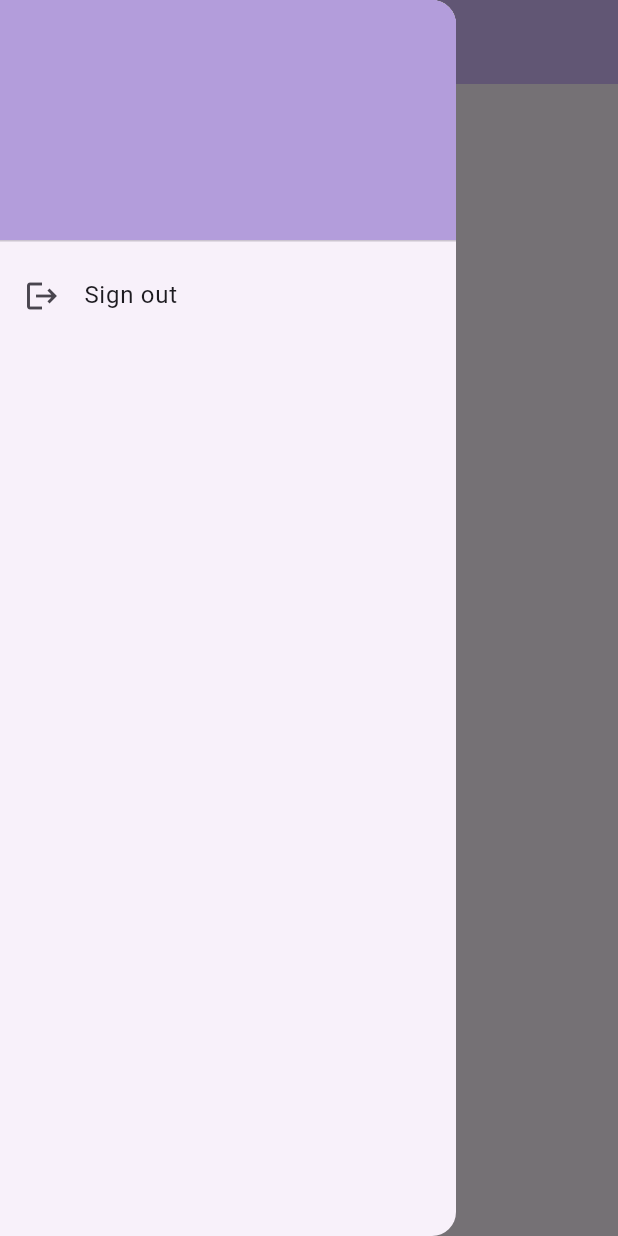
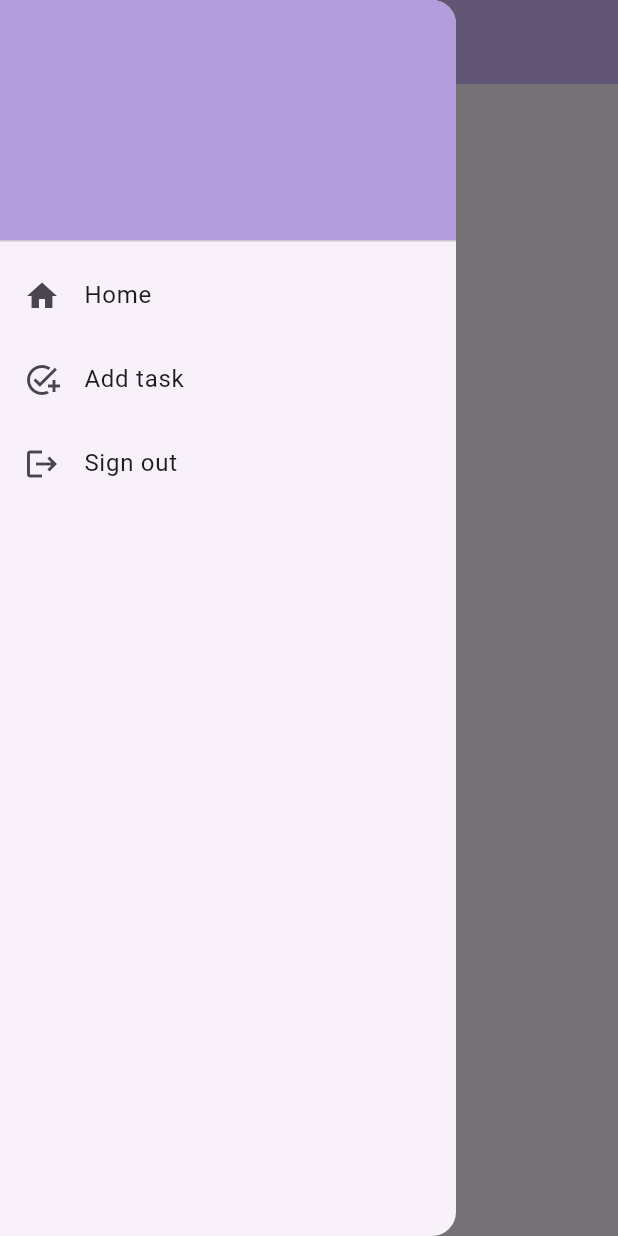
Before and after one commit to IvanR2468/5N6-AppMobileAvancee-TP3-Firebase, a Flutter app: the Home screen opened directly, with the side drawer open, on a phone screen of 412 x 824 dp. Run offline on Flutter 3.47's test engine with Material 3 defaults, Android fonts, the phone set to English and light mode, and no system bars; our stand-ins replace cloud_firestore, firebase_auth, firebase_core, google_sign_in, sign_in_button; accounts and stored records are empty.

```diff
--- /dev/null
+++ b/flutterPathForAndroid.txt
@@ -0,0 +1 @@
+flutter.sdk=C:\\Users\\1651537\\Desktop\\flutter
--- a/task_manager_firebase/lib/widgets/drawerWidget.dart
+++ b/task_manager_firebase/lib/widgets/drawerWidget.dart
@@ -1,6 +1,8 @@
 import 'package:firebase_auth/firebase_auth.dart';
 import 'package:flutter/material.dart';
 import 'package:google_sign_in/google_sign_in.dart';
+import 'package:task_manager_firebase/pages/create.dart';
+import 'package:task_manager_firebase/pages/home.dart';
 import 'package:task_manager_firebase/pages/sign_in.dart';
 
 import '../generated/l10n.dart';
@@ -17,37 +19,28 @@ class drawerWidget extends StatelessWidget {
 
     return Drawer(
       child: ListView(
-        children:  [
+        children: [
           DrawerHeader(
-              decoration: BoxDecoration(
-                  color: Colors.deepPurple[200]
-              ),
-              child: (email == null) ? const Text('') : Text(email)
+              decoration: BoxDecoration(color: Colors.deepPurple[200]),
+              child: (email == null) ? const Text('') : Text(email)),
+          ListTile(
+            leading: const Icon(Icons.home),
+            title: Text(S.of(context).home),
+            onTap: () {
+              // Update the state of the app.
+              Navigator.of(context)
+                  .push(MaterialPageRoute(builder: (context) => const Home()));
+            },
           ),
-          // ListTile(
-          //   leading: const Icon(Icons.home),
-          //   title: Text(S.of(context).home),
-          //   onTap: () {
-          //     // Update the state of the app.
-          //     Navigator.of(context).push(
-          //         MaterialPageRoute(
-          //             builder: (context) => const EcranAccueil()
-          //         )
-          //     );
-          //   },
-          // ),
-          // ListTile(
-          //   leading: const Icon(Icons.add_task),
-          //   title: Text(S.of(context).addTask),
-          //   onTap: () {
-          //     // Update the state of the app.
-          //     Navigator.of(context).push(
-          //         MaterialPageRoute(
-          //             builder: (context) => const EcranCreation()
-          //         )
-          //     );
-          //   },
-          // ),
+          ListTile(
+            leading: const Icon(Icons.add_task),
+            title: Text(S.of(context).addTask),
+            onTap: () {
+              // Update the state of the app.
+              Navigator.of(context).push(
+                  MaterialPageRoute(builder: (context) => const Create()));
+            },
+          ),
           ListTile(
             leading: const Icon(Icons.logout),
             title: Text(S.of(context).signOut),
@@ -55,10 +48,7 @@ class drawerWidget extends StatelessWidget {
               await GoogleSignIn().signOut();
               await FirebaseAuth.instance.signOut();
               Navigator.of(context).push(
-                  MaterialPageRoute(
-                      builder: (context) =>  const SignIn()
-                  )
-              );
+                  MaterialPageRoute(builder: (context) => const SignIn()));
             },
           ),
         ],
```
Also changed, not shown: task_manager_firebase/lib/pages/create.dart (added, +82 -0 lines), task_manager_firebase/lib/firebase_options.dart, 1 other file.
